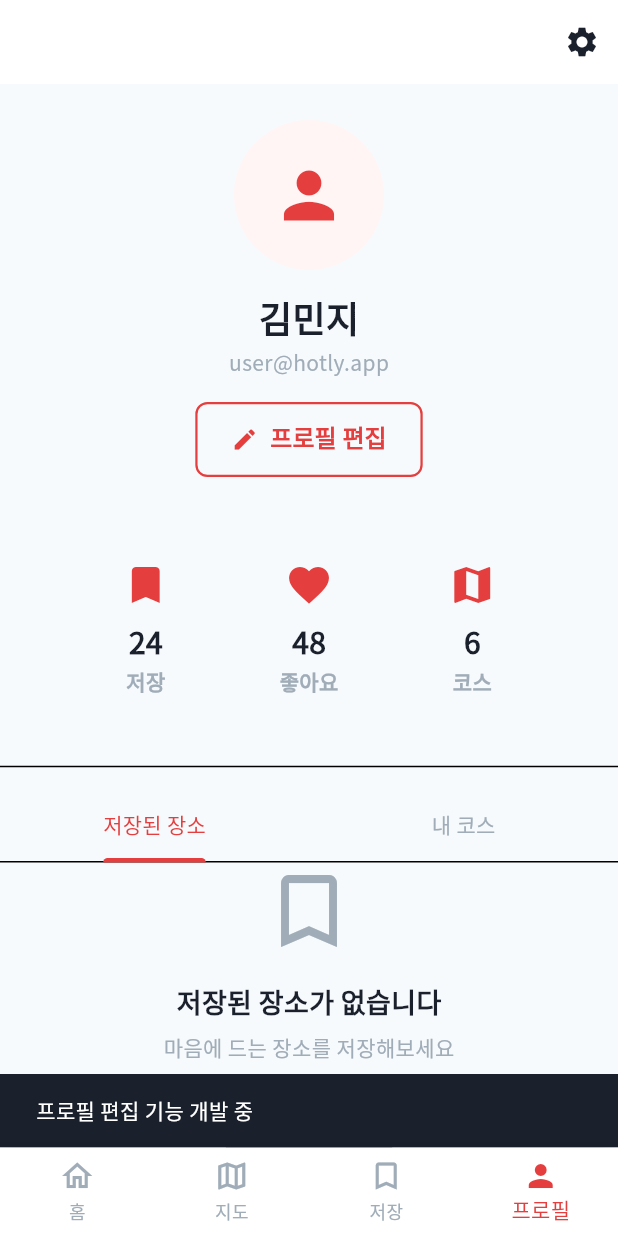
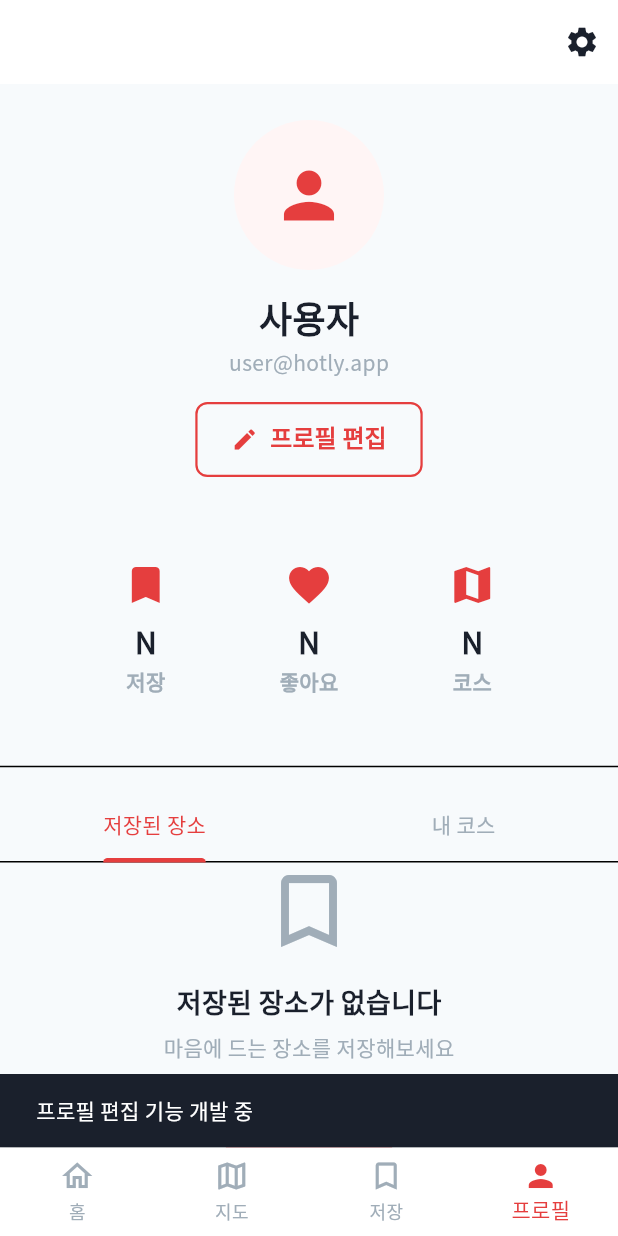
Before and after one commit to frontdoorrr/hotly-app, a Flutter app: the ProfileScreen screen opened by its route, after a tap on "프로필 편집", on a phone screen of 412 x 824 dp. Run offline on Flutter 3.47's test engine with Material 3 defaults, Android fonts, the phone set to English and light mode, and no system bars; our stand-ins replace cached_network_image, dartz, dio, firebase_auth, firebase_core, firebase_messaging and 18 more; missing offline and left inert: kakao_flutter_sdk_user, kakao_map_sdk, receive_sharing_intent; accounts and stored records are empty; network calls fail.

Commit message:
feat(frontend): Enhance Google Sign-In and refactor map/profile
Authentication improvements:
- Configure Google Sign-In with Web Client ID for Firebase Auth
- Add required OAuth scopes (email, profile) for authentication
- Enhance logging for Google Sign-In flow debugging
- Fix serverClientId configuration for proper Firebase integration

Map screen refactoring:
- Simplify Hot Reload handling by removing complex visibility toggle
- Clean up map widget key management for better stability
- Remove unnecessary _showMap state flag
- Improve KakaoMap initialization flow

Profile enhancements:
- Replace mock user data with clean zero state
- Remove dummy values (savedPlaces, likedPlaces, courses)
- Prepare for real API integration with clean initial state

iOS configuration:
- Update GoogleService-Info.plist with OAuth configuration
- Enhance Info.plist with additional permissions
- Update iOS project settings and dependencies
- Synchronize Podfile.lock with latest Flutter plugins

Dependencies:
- Update Flutter plugins (.flutter-plugins, .flutter-plugins-dependencies)
- Update iOS dependencies (Podfile.lock)
- Update package lock (pubspec.lock)

🤖 Generated with [Claude Code](https://claude.com/claude-code)

Co-Authored-By: Claude <noreply@anthropic.com>

```diff
--- a/frontend/lib/features/profile/presentation/providers/profile_provider.dart
+++ b/frontend/lib/features/profile/presentation/providers/profile_provider.dart
@@ -27,24 +27,24 @@ class ProfileNotifier extends StateNotifier<ProfileState> {
     state = state.copyWith(isLoading: true);
 
     // TODO: API 연동 시 실제 사용자 정보 로드
-    // For now, use mock data
+    // For now, use zero data (no dummy data)
     await Future.delayed(const Duration(milliseconds: 500));
 
     final mockUser = User(
       id: 'user_001',
-      name: '김민지',
+      name: '사용자',
       email: 'user@hotly.app',
       profileImageUrl: null,
-      savedPlacesCount: 24,
-      likedPlacesCount: 48,
-      coursesCount: 6,
-      createdAt: DateTime.now().subtract(const Duration(days: 30)),
+      savedPlacesCount: 0,
+      likedPlacesCount: 0,
+      coursesCount: 0,
+      createdAt: DateTime.now(),
     );
 
     final mockStats = const UserStats(
-      savedPlaces: 24,
-      likedPlaces: 48,
-      courses: 6,
+      savedPlaces: 0,
+      likedPlaces: 0,
+      courses: 0,
     );
 
     state = state.copyWith(
--- a/frontend/lib/features/profile/presentation/screens/profile_screen.dart
+++ b/frontend/lib/features/profile/presentation/screens/profile_screen.dart
@@ -209,7 +209,7 @@ class _ProfileScreenState extends ConsumerState<ProfileScreen>
             ),
             const SizedBox(height: 8),
             Text(
-              '$count',
+              'N',  // Display 'N' instead of count (temporary until API is connected)
               style: AppTextStyles.h3.copyWith(
                 fontWeight: FontWeight.bold,
               ),
```
Also changed, not shown: frontend/lib/core/auth/firebase_auth_service.dart (+14 -1 lines), frontend/lib/features/map/presentation/screens/map_screen.dart (+6 -26 lines), frontend/pubspec.lock, 8 other files.
